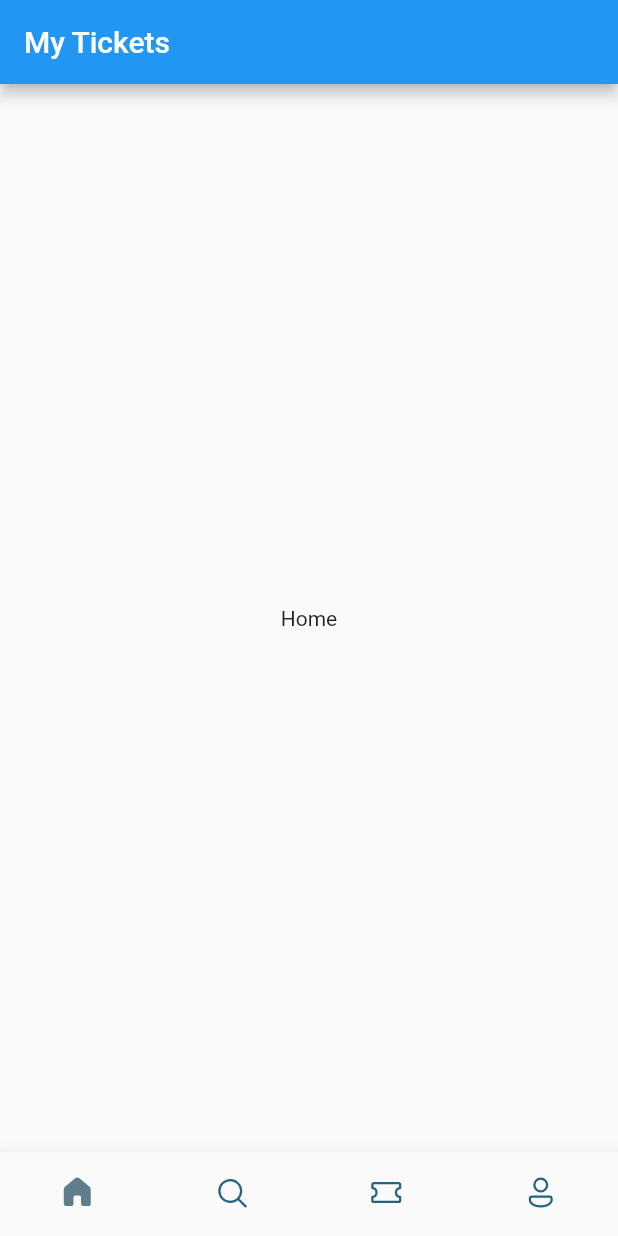
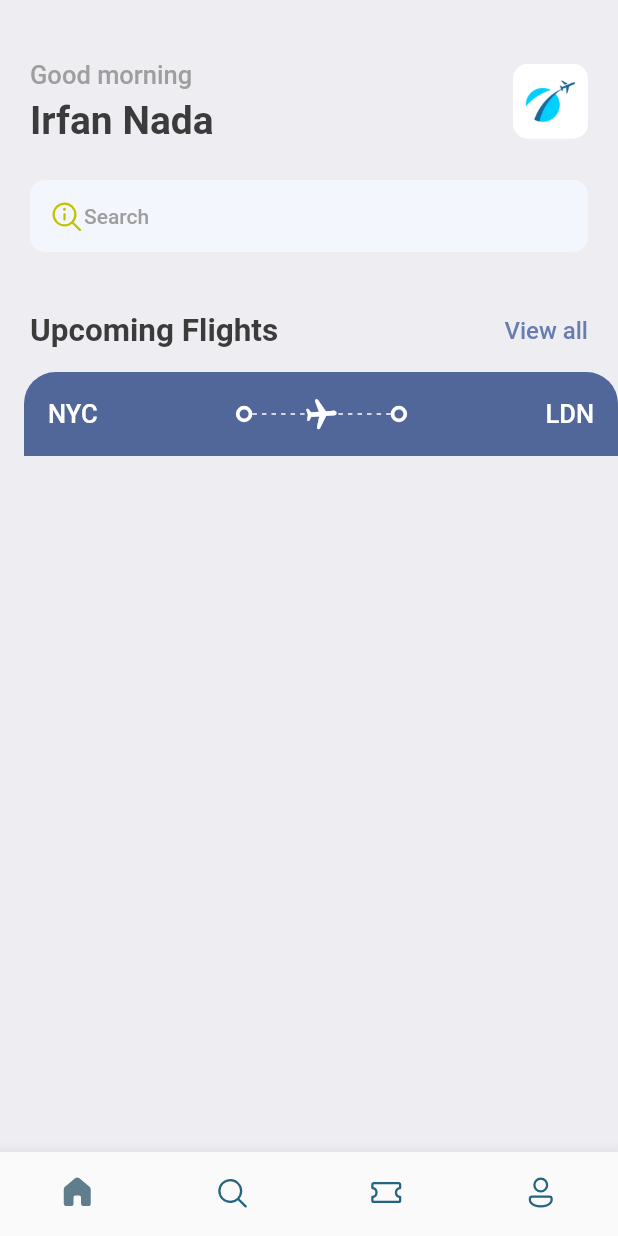
Before and after one commit to eerfunn/project-m-flutter-ticket-booking, a Flutter app: the screen it shows after launch, on a phone screen of 412 x 824 dp. Run offline on Flutter 3.47's test engine with Material 2 defaults, Android fonts, the phone set to English and light mode, and no system bars; our stand-ins replace fluentui_icons, gap.

Commit message:
Add search bar

```diff
--- a/lib/main.dart
+++ b/lib/main.dart
@@ -1,5 +1,6 @@
 import 'package:flutter/material.dart';
 import 'package:mostima_ticketbooking/screens/bottom_bar.dart';
+import 'package:mostima_ticketbooking/utils/app_styles.dart';
 
 void main() {
   runApp(const MyApp());
@@ -12,9 +13,10 @@ class MyApp extends StatelessWidget {
   @override
   Widget build(BuildContext context) {
     return MaterialApp(
+      debugShowCheckedModeBanner: false,
       title: 'Flutter Demo',
       theme: ThemeData(
-        primarySwatch: Colors.blue,
+        primaryColor: primary
       ),
       home: const BottomBar(),
     );
--- a/lib/screens/bottom_bar.dart
+++ b/lib/screens/bottom_bar.dart
@@ -1,5 +1,6 @@
 import 'package:fluentui_icons/fluentui_icons.dart';
 import 'package:flutter/material.dart';
+import 'package:mostima_ticketbooking/screens/home_screen.dart';
 
 class BottomBar extends StatefulWidget {
   const BottomBar({Key? key}) : super(key: key);
@@ -11,7 +12,7 @@ class BottomBar extends StatefulWidget {
 class _BottomBarState extends State<BottomBar> {
   int _selectedIndex=0;
   static final List <Widget>_widgetOptions =<Widget>[
-    const Text("Home"),
+    const HomeScreen(),
     const Text("Search"),
     const Text("Tickets"),
     const Text("Profile")
@@ -25,8 +26,6 @@ class _BottomBarState extends State<BottomBar> {
   @override
   Widget build(BuildContext context) {
     return Scaffold(
-      appBar: AppBar(title: const Text("My Tickets"),
-      ),
       body: Center(
         child: _widgetOptions[_selectedIndex]
       ),
--- /dev/null
+++ b/lib/screens/home_screen.dart
@@ -0,0 +1,97 @@
+import 'package:fluentui_icons/fluentui_icons.dart';
+import 'package:flutter/material.dart';
+import 'package:gap/gap.dart';
+import 'package:mostima_ticketbooking/screens/ticket_view.dart';
+import 'package:mostima_ticketbooking/utils/app_styles.dart';
+
+class HomeScreen extends StatelessWidget {
+  const HomeScreen({Key? key}) : super(key: key);
+
+  @override
+  Widget build(BuildContext context) {
+    return Scaffold(
+      backgroundColor: Styles.bgColor,
+      body: ListView(
+        children: [
+          Container(
+            padding: const EdgeInsets.symmetric(horizontal: 20),
+            child: Column(
+              children: [
+                const Gap(40),
+                Row(
+                  mainAxisAlignment: MainAxisAlignment.spaceBetween,
+                  children: [
+                    Column(
+                      crossAxisAlignment: CrossAxisAlignment.start,
+                      children: [
+                        Text(
+                          "Good morning",
+                          style: Styles.headLineStyle3,
+                        ),
+                        const Gap(5),
+                        Text(
+                          "Irfan Nada",
+                          style: Styles.headLineStyle1,
+                        ),
+                      ],
+                    ),
+                    Container(
+                      width: 50,
+                      height: 50,
+                      decoration: BoxDecoration(
+                          borderRadius: BorderRadius.circular(10),
+                          image: const DecorationImage(
+                              fit: BoxFit.fitHeight,
+                              image: AssetImage("assets/images/img_1.png"))),
+                    )
+                  ],
+                ),
+                const Gap(25),
+                Container(
+                  decoration: BoxDecoration(
+                      borderRadius: BorderRadius.circular(10),
+                      color: const Color(0xFFF4F6FD)),
+                  padding:
+                      const EdgeInsets.symmetric(horizontal: 12, vertical: 12),
+                  child: Row(
+                    children: [
+                      const Icon(
+                          FluentSystemIcons.ic_fluent_search_info_regular,
+                          color: Color(0xFFBFC205)),
+                      Text(
+                        "Search",
+                        style: Styles.headLineStyle4,
+                      )
+                    ],
+                  ),
+                ),
+                const Gap(40),
+                Row(
+                  mainAxisAlignment: MainAxisAlignment.spaceBetween,
+                  children: [
+                    Text(
+                      "Upcoming Flights",
+                      style: Styles.headLineStyle2,
+                    ),
+                    InkWell(
+                      onTap: (() {
+                        print("You are tapped!");
+                      }),
+                      child: Text(
+                        "View all",
+                        style: Styles.textStyle
+                            .copyWith(color: Styles.primaryColor),
+                      ),
+                    )
+                  ],
+                )
+              ],
+            ),
+          ),
+          const Gap(15),
+          TicketView()
+        ],
+      ),
+    );
+  }
+}
--- /dev/null
+++ b/lib/screens/ticket_view.dart
@@ -0,0 +1,94 @@
+import 'package:flutter/cupertino.dart';
+import 'package:flutter/material.dart';
+import 'package:mostima_ticketbooking/utils/app_layout.dart';
+import 'package:mostima_ticketbooking/widgets/thick_container.dart';
+
+import '../utils/app_styles.dart';
+
+class TicketView extends StatelessWidget {
+  const TicketView({Key? key}) : super(key: key);
+
+  @override
+  Widget build(BuildContext context) {
+    final size = AppLayout.getSize(context);
+    return SizedBox(
+      width: size.width,
+      height: 200,
+      child: Container(
+        margin: const EdgeInsets.only(left: 16),
+        child: Column(children: [
+          Container(
+            decoration: BoxDecoration(
+                color: const Color(0xFF526799),
+                borderRadius: const BorderRadius.only(
+                    topLeft: Radius.circular(21),
+                    topRight: Radius.circular(21))),
+            padding: const EdgeInsets.all(16),
+            child: Column(
+              children: [
+                Row(
+                  children: [
+                    Text(
+                      "NYC",
+                      style:
+                          Styles.headLineStyle3.copyWith(color: Colors.white),
+                    ),
+                    const Spacer(),
+                    ThickContainer(),
+                    Expanded(
+                        child: Stack(
+                      children: [
+                        SizedBox(
+                            height: 24,
+                            child: LayoutBuilder(
+                              builder: (BuildContext context,
+                                  BoxConstraints constraints) {
+                                print(
+                                    "The width is ${constraints.constrainWidth()}");
+                                return Flex(
+                                  direction: Axis.horizontal,
+                                  mainAxisAlignment:
+                                      MainAxisAlignment.spaceBetween,
+                                  mainAxisSize: MainAxisSize.max,
+                                  children: List.generate(
+                                      (constraints.constrainWidth() / 6)
+                                          .floor(),
+                                      (index) => SizedBox(
+                                            width: 3,
+                                            height: 1,
+                                            child: DecoratedBox(
+                                              decoration: BoxDecoration(
+                                                  color: Colors.white),
+                                            ),
+                                          )),
+                                );
+                              },
+                            )),
+                        Center(
+                          child: Transform.rotate(
+                            angle: 1.5,
+                            child: Icon(
+                              Icons.local_airport_rounded,
+                              color: Colors.white,
+                            ),
+                          ),
+                        )
+                      ],
+                    )),
+                    ThickContainer(),
+                    const Spacer(),
+                    Text(
+                      "LDN",
+                      style:
+                          Styles.headLineStyle3.copyWith(color: Colors.white),
+                    )
+                  ],
+                )
+              ],
+            ),
+          )
+        ]),
+      ),
+    );
+  }
+}
--- /dev/null
+++ b/lib/utils/app_layout.dart
@@ -0,0 +1,7 @@
+import 'package:flutter/cupertino.dart';
+
+class AppLayout {
+  static getSize(BuildContext context) {
+    return MediaQuery.of(context).size;
+  }
+}
--- /dev/null
+++ b/lib/utils/app_styles.dart
@@ -0,0 +1,13 @@
+import 'package:flutter/material.dart';
+Color primary = const Color(0xff687daf);
+class Styles {
+  static Color primaryColor = primary;
+  static Color textColor = const Color(0xff3b3b3b);
+  static Color bgColor = const Color(0xffeeedf2);
+  static Color orangeColor = const Color(0xff526799);
+  static TextStyle textStyle = TextStyle(fontSize: 16, color: textColor, fontWeight:FontWeight.w500);
+  static TextStyle headLineStyle1 = TextStyle(fontSize: 26, color: textColor, fontWeight:FontWeight.bold);
+  static TextStyle headLineStyle2= TextStyle(fontSize: 21, color: textColor, fontWeight:FontWeight.bold);
+  static TextStyle headLineStyle3 = TextStyle(fontSize: 17, color:  Colors.grey.shade500, fontWeight:FontWeight.w500);
+  static TextStyle headLineStyle4 = TextStyle(fontSize: 14, color: Colors.grey.shade500, fontWeight:FontWeight.w500);
+}
--- /dev/null
+++ b/lib/widgets/thick_container.dart
@@ -0,0 +1,18 @@
+import 'package:flutter/cupertino.dart';
+import 'package:flutter/material.dart';
+import 'package:flutter/src/foundation/key.dart';
+import 'package:flutter/src/widgets/framework.dart';
+
+class ThickContainer extends StatelessWidget {
+  const ThickContainer({Key? key}) : super(key: key);
+
+  @override
+  Widget build(BuildContext context) {
+    return Container(
+      padding: const EdgeInsets.all(3.0),
+      decoration: BoxDecoration(
+          borderRadius: BorderRadius.circular(20),
+          border: Border.all(width: 2.5, color: Colors.white)),
+    );
+  }
+}
--- a/pubspec.yaml
+++ b/pubspec.yaml
@@ -34,6 +34,7 @@ dependencies:
   # Use with the CupertinoIcons class for iOS style icons.
   cupertino_icons: ^1.0.2
   fluentui_icons: ^1.0.0
+  gap: ^2.0.0
 
 dev_dependencies:
   flutter_test:
@@ -57,8 +58,8 @@ flutter:
   uses-material-design: true
 
   # To add assets to your application, add an assets section, like this:
-  # assets:
-  #   - images/a_dot_burr.jpeg
+  assets:
+    - assets/images/
   #   - images/a_dot_ham.jpeg
 
   # An image asset can refer to one or more resolution-specific "variants", see
```
Also changed, not shown: assets/images/img.png (added), assets/images/img_1.png (added), assets/images/one.png (added), assets/images/sit.jpg (added), assets/images/three.png (added), assets/images/two.png (added), assets/images/visa.png (added), pubspec.lock.
